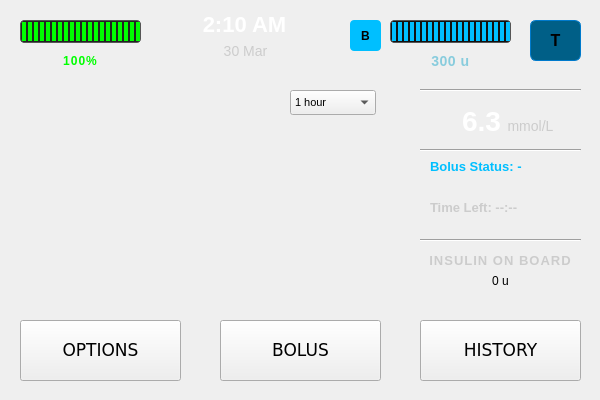
xHWAHx/InsulinPumpSimulator-Group35, file code/home.ui: the form before one commit.
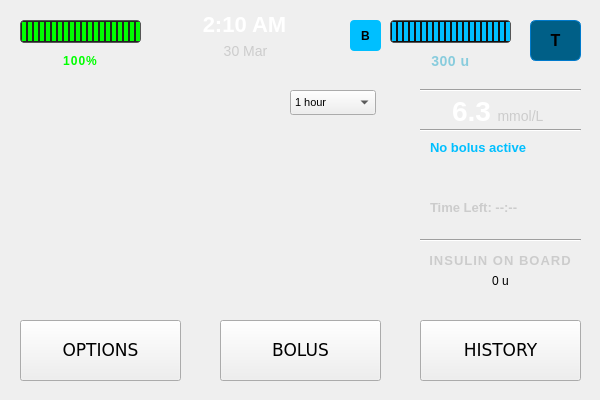
The form after the commit. Icons and pictures are not drawn. Custom widgets are drawn as their Qt base class.

Commit message:
Fixed bolus behaviour
Synced bolus and extended bolus deployment with device ticks rather than
real time.

Updated the display and how it refreshes.

Many other changes to fix bugs.

The edit to the form file:
```diff
--- a/code/home.ui
+++ b/code/home.ui
@@ -385,9 +385,9 @@
    <property name="geometry">
     <rect>
      <x>430</x>
-     <y>159</y>
+     <y>140</y>
      <width>141</width>
-     <height>41</height>
+     <height>61</height>
     </rect>
    </property>
    <property name="styleSheet">
@@ -398,7 +398,7 @@
   }</string>
    </property>
    <property name="text">
-    <string>Bolus Status: -</string>
+    <string>No bolus active</string>
    </property>
    <property name="alignment">
     <set>Qt::AlignLeading|Qt::AlignLeft|Qt::AlignTop</set>
@@ -473,8 +473,8 @@
   <widget class="QLabel" name="glucoseLabel">
    <property name="geometry">
     <rect>
-     <x>420</x>
-     <y>100</y>
+     <x>410</x>
+     <y>90</y>
      <width>81</width>
      <height>41</height>
     </rect>
@@ -513,8 +513,8 @@
   <widget class="QLabel" name="label_2">
    <property name="geometry">
     <rect>
-     <x>500</x>
-     <y>110</y>
+     <x>490</x>
+     <y>100</y>
      <width>61</width>
      <height>31</height>
     </rect>
@@ -569,7 +569,7 @@
    <property name="geometry">
     <rect>
      <x>420</x>
-     <y>140</y>
+     <y>120</y>
      <width>161</width>
      <height>20</height>
     </rect>
```
Left out of the diff: 21 changed lines with no effect on the pictures. The commit also changes 9 other files.
